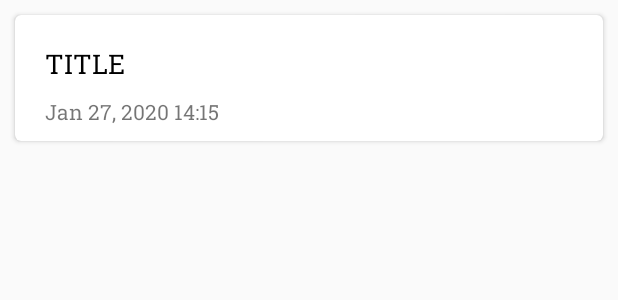
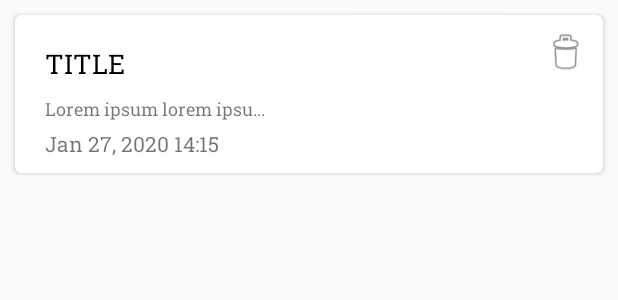
Before and after one commit to dishaverma3/Notes, an Android app: the layout listitem_view_notes.xml on its own in the app's theme, with its tools: preview values and no code run, on a phone screen of 412 x 824 dp. Shown: the top 300 px of the screen. Run offline under Robolectric (Android 15) with nearby library versions, the phone set to English and light mode, and no system bars.

Commit message:
setting adapter for notes

```diff
--- a/app/build.gradle
+++ b/app/build.gradle
@@ -28,6 +28,9 @@ dependencies {
     androidTestImplementation 'androidx.test.ext:junit:1.1.0'
     androidTestImplementation 'androidx.test.espresso:espresso-core:3.1.1'
 
+    //circular image view
+    implementation 'de.hdodenhof:circleimageview:3.1.0'
+
     //room
     implementation 'android.arch.persistence.room:runtime:1.1.1'
     annotationProcessor 'android.arch.persistence.room:compiler:1.1.1'
--- a/app/src/main/res/layout/listitem_view_notes.xml
+++ b/app/src/main/res/layout/listitem_view_notes.xml
@@ -27,14 +27,39 @@
             android:textSize="18sp"/>
 
         <TextView
-            android:id="@+id/date_text"
+            android:id="@+id/content_text"
             android:layout_width="wrap_content"
             android:layout_height="wrap_content"
             app:layout_constraintStart_toStartOf="@id/title_text"
             app:layout_constraintTop_toBottomOf="@id/title_text"
+            android:text="Lorem ipsum lorem ipsu..."
+            android:layout_marginTop="10dp"
+            android:textSize="12sp"
+            android:layout_marginBottom="5dp"
+            />
+
+        <TextView
+            android:id="@+id/date_text"
+            android:layout_width="wrap_content"
+            android:layout_height="wrap_content"
+            app:layout_constraintStart_toStartOf="@id/content_text"
+            app:layout_constraintTop_toBottomOf="@id/content_text"
             android:text="Jan 27, 2020 14:15"
-            android:layout_marginTop="10dp"
+            android:layout_marginTop="5dp"
             android:layout_marginBottom="10dp"
+
+            />
+
+        <de.hdodenhof.circleimageview.CircleImageView
+            android:id="@+id/delete_button"
+            android:layout_width="30dp"
+            android:layout_height="30dp"
+            android:src="@android:drawable/ic_menu_delete"
+            android:foreground="?android:attr/selectableItemBackground"
+            app:layout_constraintEnd_toEndOf="parent"
+            app:layout_constraintTop_toTopOf="parent"
+            android:clickable="true"
+
             />
 
     </androidx.constraintlayout.widget.ConstraintLayout>
```
Also changed, not shown: app/src/main/java/com/example/notes/ui/ViewNotes/ViewNotesAdapter.java (added, +72 -0 lines).
